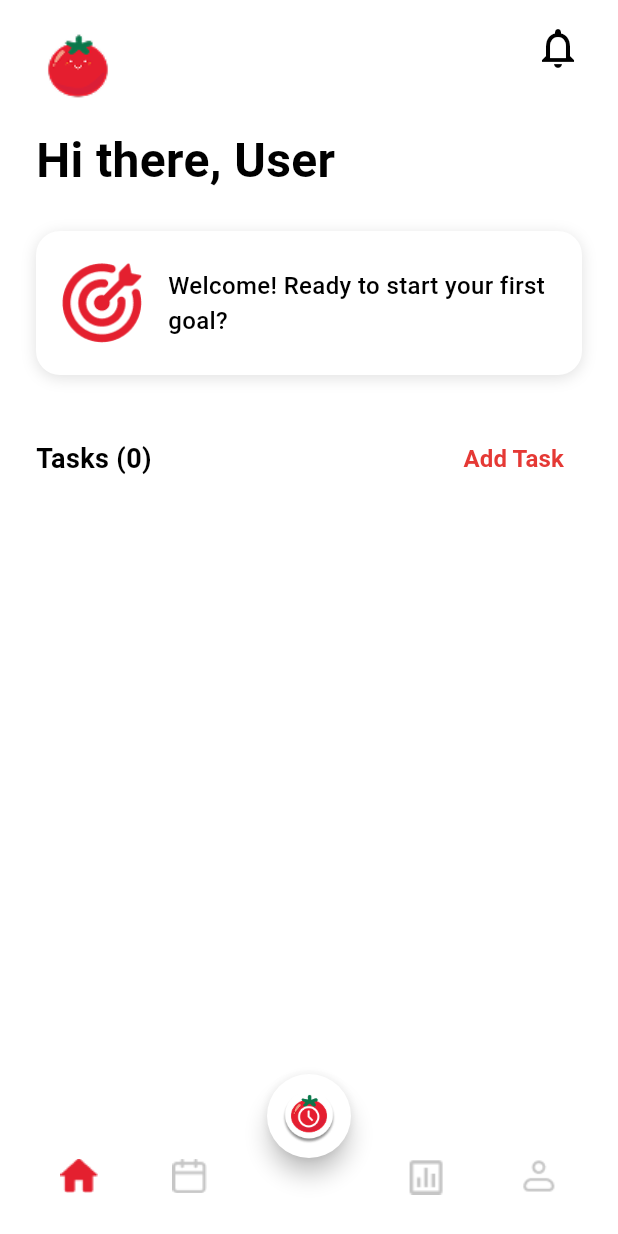
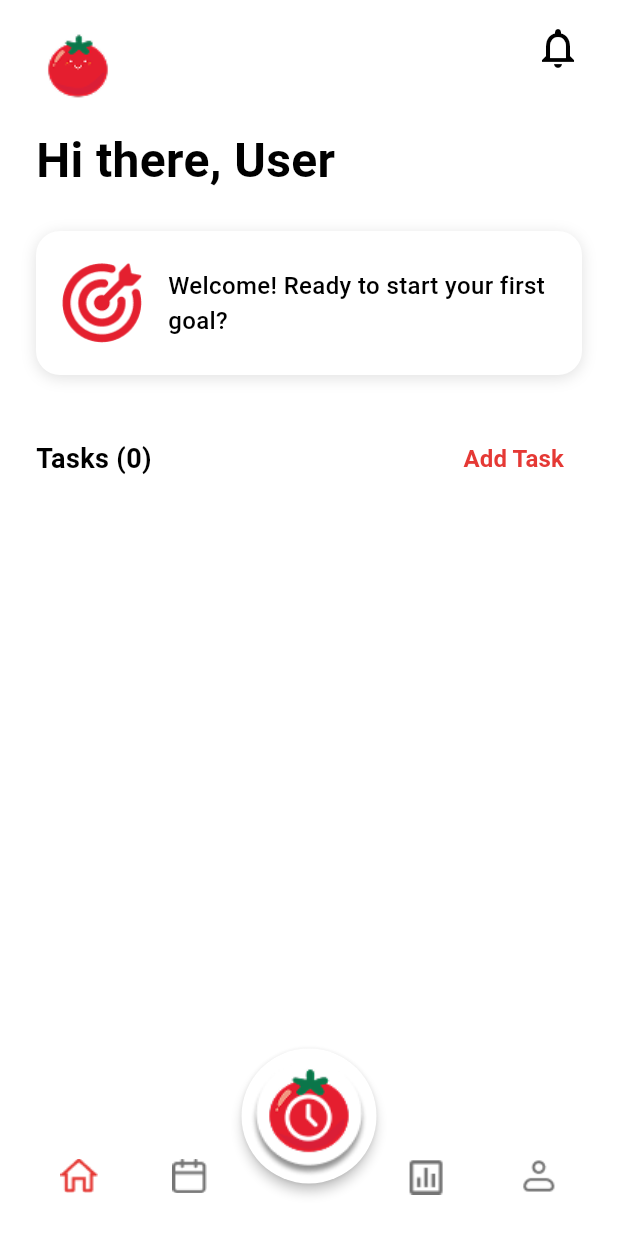
Before and after one commit to X1olongbao/Cherry-Tomato, a Flutter app: the Homepage screen opened directly, on a phone screen of 412 x 824 dp. Run offline on Flutter 3.47's test engine with Material 3 defaults, Android fonts, the phone set to English and light mode, and no system bars.

Commit message:
home page icons

```diff
--- a/lib/Homepage.dart
+++ b/lib/Homepage.dart
@@ -2,9 +2,22 @@ import 'package:flutter/material.dart';
 
 const tomatoRed = Color(0xFFE53935);
 
-class Homepage extends StatelessWidget {
+
+class Homepage extends StatefulWidget {
   const Homepage({super.key});
 
+  @override
+  State<Homepage> createState() => _HomepageState();
+}
+
+class _HomepageState extends State<Homepage> {
+  int _selectedIndex = 0; // 🔹 Track which icon is active
+
+  void _onItemTapped(int index) {
+    setState(() {
+      _selectedIndex = index;
+    });
+  }
   @override
   Widget build(BuildContext context) {
     return Scaffold(
@@ -120,33 +133,46 @@ class Homepage extends StatelessWidget {
           child: Row(
             mainAxisAlignment: MainAxisAlignment.spaceAround,
             children: [
-              Image.asset("assets/Homepage/Home icon.png", width: 28),
-              Image.asset("assets/Homepage/calendar icon.png", width: 28),
+              _buildNavItem("assets/Homepage/Home icon2.png", 0),
+              _buildNavItem("assets/Homepage/calendar icon.png", 1),
               const SizedBox(width: 40), // space for center button
-              Image.asset("assets/Homepage/stats icon.png", width: 28),
-              Image.asset("assets/Homepage/profile icon.png", width: 28),
+              _buildNavItem("assets/Homepage/stats icon.png", 2),
+              _buildNavItem("assets/Homepage/profile icon.png", 3),
             ],
           ),
         ),
       ),
 
-      // Floating Pomodoro Button
-      floatingActionButton: FloatingActionButton(
+      // 🔹 Floating Pomodoro Button
+      floatingActionButton: SizedBox(
+      width: 90,   // make button wider
+      height: 90,  // make button taller
+      child: FloatingActionButton(
       backgroundColor: Colors.white,
-        elevation: 6,
+      elevation: 3,
       shape: const CircleBorder(),
       onPressed: () {
       // TODO: start pomodoro
       },
-        child: Padding(
-          padding: const EdgeInsets.all(4),
     child: Image.asset(
       "assets/Homepage/pomodoro timer icon.png",
-            width: 36,
+      fit: BoxFit.contain,
           ),
         ),
       ),
       floatingActionButtonLocation: FloatingActionButtonLocation.centerDocked,
     );
   }
+
+  // 🔹 Reusable nav item builder
+  Widget _buildNavItem(String asset, int index) {
+    return GestureDetector(
+      onTap: () => _onItemTapped(index),
+      child: Image.asset(
+        asset,
+        width: 28,
+        color: _selectedIndex == index ? tomatoRed : Colors.black54, // 🔹 red when selected
+      ),
+    );
   }
+}
--- a/pubspec.yaml
+++ b/pubspec.yaml
@@ -41,3 +41,4 @@ flutter:
     - assets/Homepage/stats icon.png
     - assets/Homepage/profile icon.png
     - assets/Homepage/Rectangle.png
+    - assets/Homepage/Home icon2.png
```
Also changed, not shown: assets/Homepage/Home icon2.png (added). Lines whose indentation alone changed are shown as unchanged.
